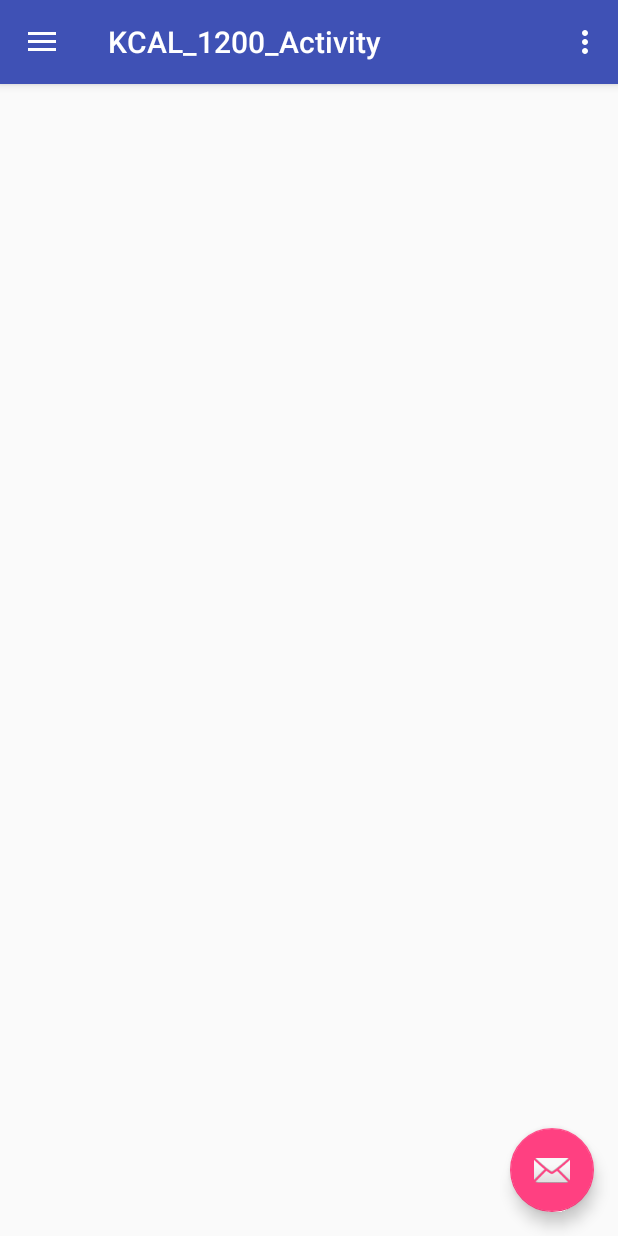
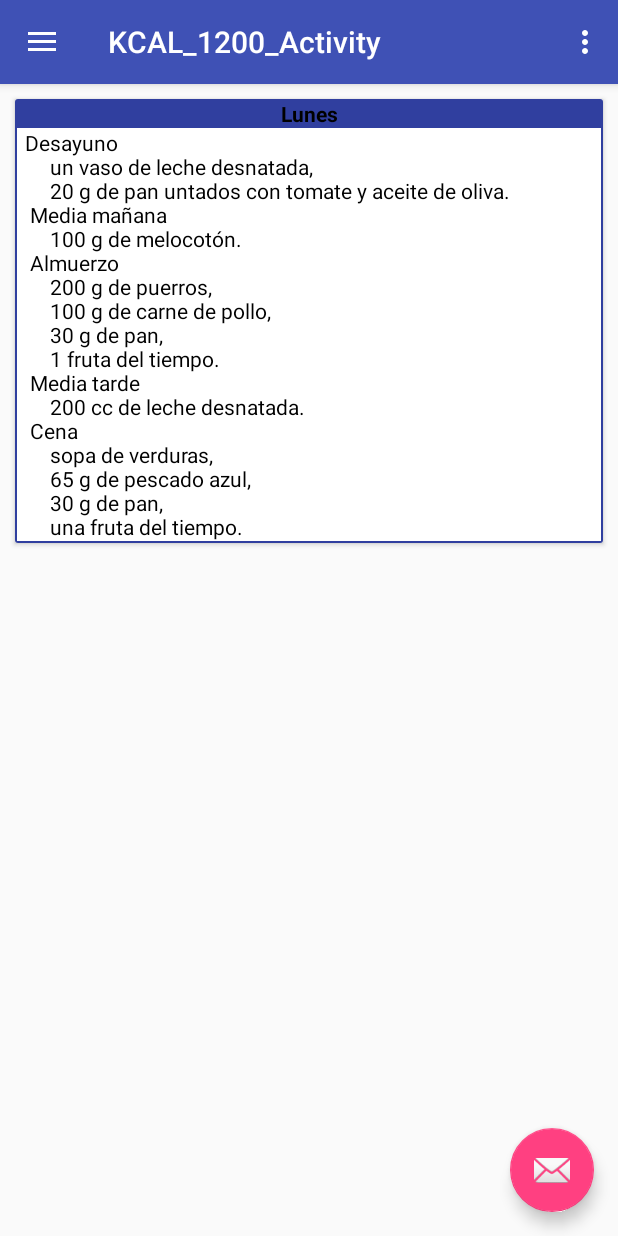
Before and after one commit to RedWolf3121/GymToday1, an Android app: the KCAL_1200_Activity screen opened directly, with no data from a screen before it, on a phone screen of 412 x 824 dp. Run offline under Robolectric (Android 15) with nearby library versions, the phone set to English and light mode, and no system bars.

Commit message:
Plantilla dieta semanal 1200 kcal

```diff
--- a/app/src/main/res/layout/content_kcal_1200_.xml
+++ b/app/src/main/res/layout/content_kcal_1200_.xml
@@ -7,5 +7,55 @@
     app:layout_behavior="@string/appbar_scrolling_view_behavior"
     tools:context=".KCAL_1200_Activity"
     tools:showIn="@layout/app_bar_kcal_1200_">
+    <ScrollView
+        android:layout_width="match_parent"
+        android:layout_height="match_parent"
+        tools:layout_editor_absoluteX="8dp"
+        tools:layout_editor_absoluteY="8dp"
+        tools:ignore="MissingConstraints">
+        <LinearLayout
+            android:layout_width="match_parent"
+            android:layout_height="match_parent"
+            android:orientation="vertical">
+            <android.support.v7.widget.CardView
+                android:id="@+id/espalda"
+                android:layout_width="match_parent"
+                android:layout_height="wrap_content"
+                android:layout_margin="10dp"
+                tools:ignore="MissingConstraints"
+                tools:layout_editor_absoluteX="10dp"
+                tools:layout_editor_absoluteY="10dp">
 
+                <FrameLayout
+                    android:background="@color/colorPrimaryDark"
+                    android:layout_width="match_parent"
+                    android:layout_height="match_parent">
+                    <LinearLayout
+                        android:layout_width="match_parent"
+                        android:layout_height="match_parent"
+                        android:layout_marginBottom="1.5dp"
+                        android:layout_marginLeft="1.5dp"
+                        android:layout_marginRight="1.5dp"
+                        android:orientation="vertical"
+                        android:background="@color/blanco">
+                    <TextView
+                        android:layout_width="match_parent"
+                        android:layout_height="wrap_content"
+                        android:text="@string/lunes"
+                        android:textColor="@color/textn"
+                        android:textStyle="bold"
+                        android:background="@color/colorPrimaryDark"
+                        android:gravity="center"/>
+                        <TextView
+                            android:layout_width="match_parent"
+                            android:layout_height="wrap_content"
+                            android:layout_marginStart="5dp"
+                            android:textColor="@color/textn"
+                            android:text="@string/content_desayuno"/>
+
+                    </LinearLayout>
+                </FrameLayout>
+            </android.support.v7.widget.CardView>
+        </LinearLayout>
+    </ScrollView>
 </android.support.constraint.ConstraintLayout>
--- a/app/src/main/res/values/colors.xml
+++ b/app/src/main/res/values/colors.xml
@@ -4,4 +4,5 @@
     <color name="colorPrimaryDark">#303F9F</color>
     <color name="colorAccent">#FF4081</color>
     <color name="textn">#000000</color>
+    <color name="blanco">#ffffff</color>
 </resources>
--- a/app/src/main/res/values/strings.xml
+++ b/app/src/main/res/values/strings.xml
@@ -51,6 +51,13 @@
     <string name="compartir">Compartir</string>
     <string name="comunicacion">Comunicacion</string>
 
+    <!-- CONTENIDO 1200 -->
+    <string name="content_desayuno">
+        Desayuno \n \t un vaso de leche desnatada, \n \t 20 g de pan untados con tomate y aceite de oliva.\n
+        Media mañana \n \t 100 g de melocotón.\n
+        Almuerzo \n \t 200 g de puerros, \n \t 100 g de carne de pollo, \n \t 30 g de pan, \n \t 1 fruta del tiempo.\n
+        Media tarde \n \t 200 cc de leche desnatada.\n
+        Cena \n \t sopa de verduras, \n \t 65 g de pescado azul, \n \t 30 g de pan, \n \t una fruta del tiempo.</string>
 
     <string name="app_name">GymToday</string>
     <string name="navigation_drawer_open">Open navigation drawer</string>
```
